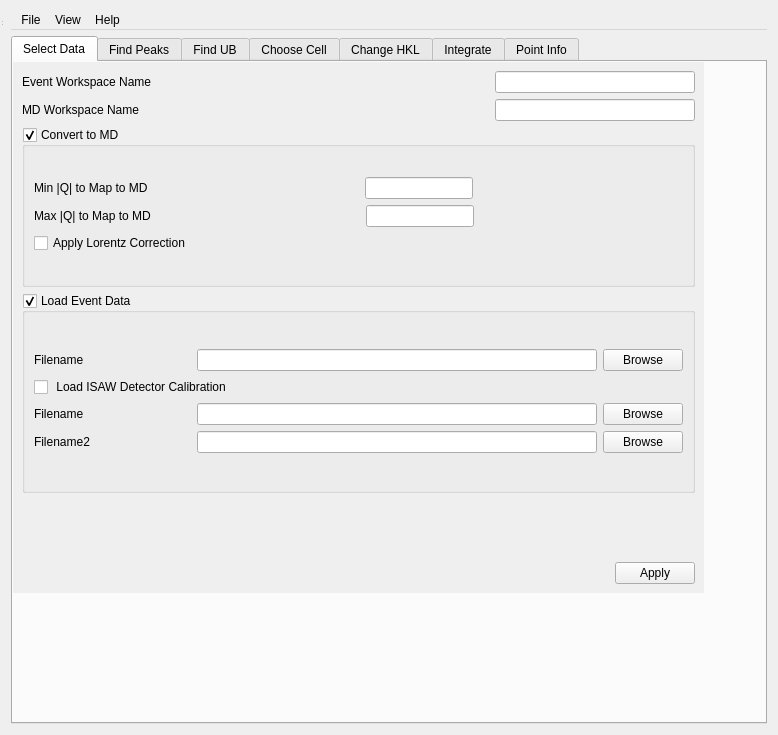
Before: the Qt Designer form Code/Mantid/MantidQt/CustomInterfaces/inc/MantidQtCustomInterfaces/MantidEV.ui in mantidproject/mantid, drawn with Qt 5.
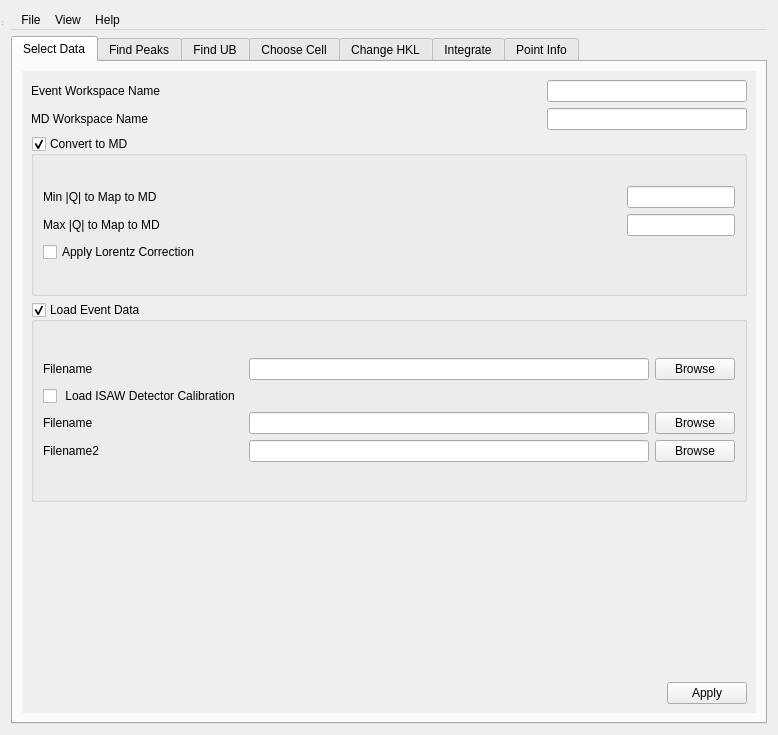
After: the same form once the commit is applied.

Commit message: Re #7989. Finally got the scrollpane working.

The edit to the form file:
```diff
--- a/Code/Mantid/MantidQt/CustomInterfaces/inc/MantidQtCustomInterfaces/MantidEV.ui
+++ b/Code/Mantid/MantidQt/CustomInterfaces/inc/MantidQtCustomInterfaces/MantidEV.ui
@@ -60,25 +60,16 @@
       <number>0</number>
      </property>
      <widget class="QWidget" name="SelectData">
+      <property name="sizePolicy">
+       <sizepolicy hsizetype="Expanding" vsizetype="Expanding">
+        <horstretch>0</horstretch>
+        <verstretch>0</verstretch>
+       </sizepolicy>
+      </property>
       <attribute name="title">
        <string>Select Data</string>
       </attribute>
-      <widget class="QWidget" name="verticalLayoutWidget">
-       <property name="geometry">
-        <rect>
-         <x>0</x>
-         <y>0</y>
-         <width>691</width>
-         <height>531</height>
-        </rect>
-       </property>
        <layout class="QVBoxLayout" name="verticalLayout_3">
-        <property name="spacing">
-         <number>0</number>
-        </property>
-        <property name="sizeConstraint">
-         <enum>QLayout::SetMaximumSize</enum>
-        </property>
         <item>
          <widget class="QScrollArea" name="selectDataScrollArea">
           <property name="enabled">
@@ -125,8 +116,8 @@
             <rect>
              <x>0</x>
              <y>0</y>
-             <width>689</width>
-             <height>529</height>
+            <width>738</width>
+            <height>633</height>
             </rect>
            </property>
            <property name="minimumSize">
@@ -292,19 +283,6 @@
                      </property>
                     </widget>
                    </item>
-                   <item>
-                    <spacer name="horizontalSpacer_8">
-                     <property name="orientation">
-                      <enum>Qt::Horizontal</enum>
-                     </property>
-                     <property name="sizeHint" stdset="0">
-                      <size>
-                       <width>40</width>
-                       <height>20</height>
-                      </size>
-                     </property>
-                    </spacer>
-                   </item>
                   </layout>
                  </item>
                  <item>
@@ -348,19 +326,6 @@
                      </property>
                     </widget>
                    </item>
-                   <item>
-                    <spacer name="horizontalSpacer_9">
-                     <property name="orientation">
-                      <enum>Qt::Horizontal</enum>
-                     </property>
-                     <property name="sizeHint" stdset="0">
-                      <size>
-                       <width>40</width>
-                       <height>20</height>
-                      </size>
-                     </property>
-                    </spacer>
-                   </item>
                   </layout>
                  </item>
                  <item>
@@ -629,7 +594,6 @@
          </widget>
         </item>
        </layout>
-      </widget>
      </widget>
      <widget class="QWidget" name="FindPeaks">
       <attribute name="title">
```
Lines whose indentation alone changed are shown as unchanged.
